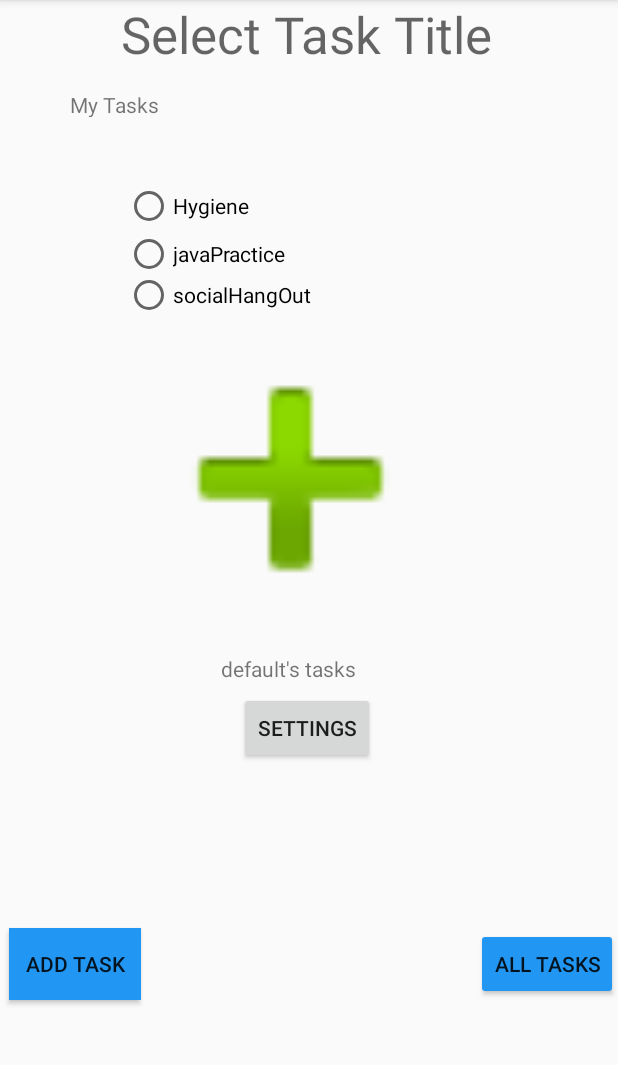
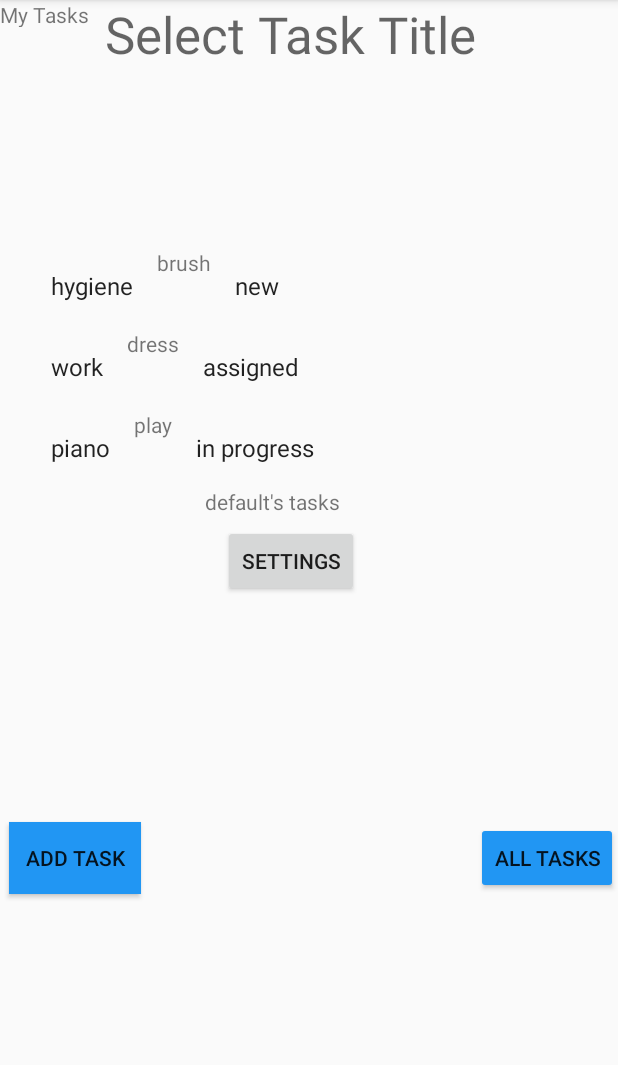
Before and after one commit to silasoyewale10/taskmaster, an Android app: the screen it shows after launch (MainActivity), on a phone screen of 412 x 824 dp, the part 84-1149 px from its top. Run offline under Robolectric (Android 15) with nearby library versions, the phone set to English and light mode, and no system bars.

Commit message:
done with lab. screen shot included

```diff
--- a/app/build.gradle
+++ b/app/build.gradle
@@ -24,6 +24,8 @@ dependencies {
     implementation 'androidx.appcompat:appcompat:1.0.2'
     implementation 'androidx.constraintlayout:constraintlayout:1.1.3'
     implementation 'com.google.android.material:material:1.0.0'
+    implementation 'androidx.legacy:legacy-support-v4:1.0.0'
+    implementation 'androidx.recyclerview:recyclerview:1.0.0'
     testImplementation 'junit:junit:4.12'
     androidTestImplementation 'androidx.test.ext:junit:1.1.0'
     androidTestImplementation 'androidx.test.espresso:espresso-core:3.1.1'
--- /dev/null
+++ b/app/src/main/java/com/example/taskmaster/MyTaskRecyclerViewAdapter.java
@@ -0,0 +1,111 @@
+package com.example.taskmaster;
+
+import androidx.recyclerview.widget.RecyclerView;
+
+import android.content.Context;
+import android.content.Intent;
+import android.util.Log;
+import android.view.LayoutInflater;
+import android.view.View;
+import android.view.ViewGroup;
+import android.widget.TextView;
+
+import com.example.taskmaster.TaskFragment.OnListFragmentInteractionListener;
+import com.example.taskmaster.dummy.DummyContent.DummyItem;
+
+import java.util.List;
+
+/**
+ * {@link RecyclerView.Adapter} that can display a {@link DummyItem} and makes a call to the
+ * specified {@link OnListFragmentInteractionListener}.
+ * TODO: Replace the implementation with code for your data type.
+ */
+public class MyTaskRecyclerViewAdapter extends RecyclerView.Adapter<MyTaskRecyclerViewAdapter.ViewHolder> {
+static final String TAG = "mnf.ViewAdapter";
+    private final List<Tasks> mValues;
+    private final OnListFragmentInteractionListener mListener;
+    public View vv ;
+
+    public MyTaskRecyclerViewAdapter(List<Tasks> items, OnListFragmentInteractionListener listener) {
+        mValues = items;
+        mListener = listener;
+    }
+
+    @Override
+    public ViewHolder onCreateViewHolder(ViewGroup parent, int viewType) {
+        View view = LayoutInflater.from(parent.getContext())
+                .inflate(R.layout.fragment_task, parent, false);
+        return new ViewHolder(view);
+    }
+
+    @Override
+    public void onBindViewHolder(final ViewHolder holder, int position) {
+        holder.mItem = mValues.get(position);
+        holder.mTitleView.setText(mValues.get(position).getTitle());
+        holder.mBodyView.setText(mValues.get(position).getBody());
+
+        holder.mStateView.setText(mValues.get(position).getState());
+
+
+        holder.mView.setOnClickListener(new View.OnClickListener() {
+            @Override
+            public void onClick(View v) {
+                Log.i(TAG, "it was clicked");
+                Context context = vv.getContext();
+                Intent gotoTaskdetailPage = new Intent(context, TaskDetail.class);
+
+
+                gotoTaskdetailPage.putExtra("title", holder.mItem.title);
+
+
+                gotoTaskdetailPage.putExtra("body", holder.mItem.body);
+                gotoTaskdetailPage.putExtra("state", holder.mItem.state);
+
+
+
+                context.startActivity((gotoTaskdetailPage));
+//                        Intent gotoTaskDetailPage = new Intent(MainActivity.this, TaskDetail.class);
+
+
+//                if (null != mListener) {
+//                    // Notify the active callbacks interface (the activity, if the
+//                    // fragment is attached to one) that an item has been selected.
+//                    mListener.onListFragmentInteraction(holder.mItem);
+//                }
+            }
+        });
+    }
+
+    @Override
+    public int getItemCount() {
+        return mValues.size();
+    }
+
+    public class ViewHolder extends RecyclerView.ViewHolder {
+        public final View mView;
+        public final TextView mTitleView;
+
+        public final TextView mBodyView;
+
+        public final TextView mStateView;
+
+
+        public Tasks mItem;
+
+        public ViewHolder(View view) {
+            super(view);
+            mView = view;
+            vv = view;
+            mTitleView = (TextView) view.findViewById(R.id.title);
+            mBodyView = view.findViewById(R.id.body);
+            mStateView = (TextView) view.findViewById(R.id.state);
+
+
+        }
+
+        @Override
+        public String toString() {
+            return super.toString() + " '" + mStateView.getText() + "'";
+        }
+    }
+}
--- /dev/null
+++ b/app/src/main/java/com/example/taskmaster/TaskFragment.java
@@ -0,0 +1,128 @@
+package com.example.taskmaster;
+
+import android.content.Context;
+import android.os.Bundle;
+
+import androidx.fragment.app.Fragment;
+import androidx.recyclerview.widget.GridLayoutManager;
+import androidx.recyclerview.widget.LinearLayoutManager;
+import androidx.recyclerview.widget.RecyclerView;
+
+import android.view.LayoutInflater;
+import android.view.View;
+import android.view.ViewGroup;
+
+import com.example.taskmaster.dummy.DummyContent;
+import com.example.taskmaster.dummy.DummyContent.DummyItem;
+
+import java.util.ArrayList;
+import java.util.List;
+
+/**
+ * A fragment representing a list of Items.
+ * <p/>
+ * Activities containing this fragment MUST implement the {@link OnListFragmentInteractionListener}
+ * interface.
+ */
+public class TaskFragment extends Fragment {
+
+    // TODO: Customize parameter argument names
+    private static final String ARG_COLUMN_COUNT = "column-count";
+    // TODO: Customize parameters
+    private int mColumnCount = 1;
+    private OnListFragmentInteractionListener mListener;
+
+    /**
+     * Mandatory empty constructor for the fragment manager to instantiate the
+     * fragment (e.g. upon screen orientation changes).
+     */
+    public TaskFragment() {
+    }
+
+    // TODO: Customize parameter initialization
+    @SuppressWarnings("unused")
+    public static TaskFragment newInstance(int columnCount) {
+        TaskFragment fragment = new TaskFragment();
+        Bundle args = new Bundle();
+        args.putInt(ARG_COLUMN_COUNT, columnCount);
+        fragment.setArguments(args);
+        return fragment;
+    }
+
+    @Override
+    public void onCreate(Bundle savedInstanceState) {
+        super.onCreate(savedInstanceState);
+
+        if (getArguments() != null) {
+            mColumnCount = getArguments().getInt(ARG_COLUMN_COUNT);
+        }
+    }
+
+    @Override
+    public View onCreateView(LayoutInflater inflater, ViewGroup container,
+                             Bundle savedInstanceState) {
+        View view = inflater.inflate(R.layout.fragment_task_list, container, false);
+
+        // Set the adapter
+        if (view instanceof RecyclerView) {
+            Context context = view.getContext();
+            RecyclerView recyclerView = (RecyclerView) view;
+            if (mColumnCount <= 1) {
+                recyclerView.setLayoutManager(new LinearLayoutManager(context));
+            } else {
+                recyclerView.setLayoutManager(new GridLayoutManager(context, mColumnCount));
+            }
+            List<Tasks> listOfTasks = new ArrayList<>();
+            listOfTasks.add(new Tasks("hygiene", "brush", "new"));
+            listOfTasks.add(new Tasks("work", "dress", "assigned"));
+            listOfTasks.add(new Tasks("piano", "play", "in progress"));
+            listOfTasks.add(new Tasks("guitar", "string", "complete"));
+            listOfTasks.add(new Tasks("java", "brush", "new"));
+            listOfTasks.add(new Tasks("dishes", "play", "in progress"));
+            listOfTasks.add(new Tasks("cook", "well", "new"));
+            listOfTasks.add(new Tasks("play", "brush", "complete"));
+            listOfTasks.add(new Tasks("socialize", "string", "in progress"));
+            listOfTasks.add(new Tasks("eat", "brush", "assigned"));
+            listOfTasks.add(new Tasks("sleep", "play", "in progress"));
+            listOfTasks.add(new Tasks("work", "well", "assigned"));
+            listOfTasks.add(new Tasks("java", "string", "complete"));
+            listOfTasks.add(new Tasks("work", "brush", "new"));
+
+            recyclerView.setAdapter(new MyTaskRecyclerViewAdapter(listOfTasks, null));
+        }
+        return view;
+    }
+
+
+    @Override
+    public void onAttach(Context context) {
+        super.onAttach(context);
+        if (context instanceof OnListFragmentInteractionListener) {
+            mListener = (OnListFragmentInteractionListener) context;
+        } else {
+//            throw new RuntimeException(context.toString()
+//                    + " must implement OnListFragmentInteractionListener");
+        }
+    }
+
+    @Override
+    public void onDetach() {
+        super.onDetach();
+        mListener = null;
+    }
+
+    /**
+     * This interface must be implemented by activities that contain this
+     * fragment to allow an interaction in this fragment to be communicated
+     * to the activity and potentially other fragments contained in that
+     * activity.
+     * <p/>
+     * See the Android Training lesson <a href=
+     * "http://developer.android.com/training/basics/fragments/communicating.html"
+     * >Communicating with Other Fragments</a> for more information.
+     */
+    public interface OnListFragmentInteractionListener {
+        // TODO: Update argument type and name
+        void onListFragmentInteraction(DummyItem item);
+    }
+}
--- /dev/null
+++ b/app/src/main/java/com/example/taskmaster/Tasks.java
@@ -0,0 +1,39 @@
+package com.example.taskmaster;
+
+class Tasks {
+    String title;
+    String body;
+    String state;
+
+    public Tasks(String title, String body, String state) {
+        this.title = title;
+        this.body = body;
+        this.state = state;
+    }
+
+    public String getTitle() {
+        return title;
+    }
+
+    public void setTitle(String title) {
+        this.title = title;
+    }
+
+    public String getBody() {
+        return body;
+    }
+
+    public void setBody(String body) {
+        this.body = body;
+    }
+
+    public String getState() {
+        return state;
+    }
+
+    public void setState(String state) {
+        this.state = state;
+    }
+
+
+}
--- a/app/src/main/res/layout/activity_main.xml
+++ b/app/src/main/res/layout/activity_main.xml
@@ -5,20 +5,6 @@
     android:layout_width="match_parent"
     android:layout_height="match_parent"
     tools:context=".MainActivity">
-
-    <TextView
-        android:id="@+id/textView"
-        android:layout_width="102dp"
-        android:layout_height="18dp"
-        android:text="My Tasks"
-        app:layout_constraintBottom_toBottomOf="parent"
-        app:layout_constraintEnd_toEndOf="parent"
-        app:layout_constraintHorizontal_bias="0.15"
-        app:layout_constraintLeft_toLeftOf="parent"
-        app:layout_constraintRight_toRightOf="parent"
-        app:layout_constraintStart_toStartOf="parent"
-        app:layout_constraintTop_toTopOf="parent"
-        app:layout_constraintVertical_bias="0.07999998" />
 
     <Button
         android:id="@+id/button3"
@@ -49,22 +35,10 @@
 
     <androidx.constraintlayout.widget.ConstraintLayout
         android:id="@+id/constraintLayout2"
-        android:layout_width="409dp"
-        android:layout_height="549dp"
+        android:layout_width="388dp"
+        android:layout_height="408dp"
         tools:layout_editor_absoluteX="1dp"
         tools:layout_editor_absoluteY="77dp">
-
-        <ImageView
-            android:id="@+id/imageView2"
-            android:layout_width="235dp"
-            android:layout_height="224dp"
-            app:layout_constraintBottom_toBottomOf="parent"
-            app:layout_constraintEnd_toEndOf="parent"
-            app:layout_constraintHorizontal_bias="0.435"
-            app:layout_constraintStart_toStartOf="parent"
-            app:layout_constraintTop_toTopOf="parent"
-            app:layout_constraintVertical_bias="0.637"
-            app:srcCompat="@android:drawable/ic_input_add" />
 
         <TextView
             android:id="@+id/textView3"
@@ -76,33 +50,6 @@
             app:layout_constraintStart_toStartOf="parent"
             tools:layout_editor_absoluteY="21dp" />
 
-        <RadioGroup
-            android:id="@+id/tasksRadioGroup"
-            android:layout_width="243dp"
-            android:layout_height="86dp"
-            app:layout_constraintBottom_toTopOf="@+id/imageView2"
-            app:layout_constraintEnd_toEndOf="parent"
-            app:layout_constraintStart_toStartOf="parent">
-
-            <RadioButton
-                android:id="@+id/hygieneRadioButton"
-                android:layout_width="match_parent"
-                android:layout_height="wrap_content"
-                android:text="Hygiene" />
-
-            <RadioButton
-                android:id="@+id/javaPracticeRadioButton"
-                android:layout_width="match_parent"
-                android:layout_height="wrap_content"
-                android:text="javaPractice" />
-
-            <RadioButton
-                android:id="@+id/socialHangOutRadioButton"
-                android:layout_width="match_parent"
-                android:layout_height="wrap_content"
-                android:text="socialHangOut" />
-        </RadioGroup>
-
         <Button
             android:id="@+id/button2"
             android:layout_width="wrap_content"
@@ -111,8 +58,7 @@
             android:text="Settings"
             app:layout_constraintBottom_toBottomOf="parent"
             app:layout_constraintEnd_toEndOf="parent"
-            app:layout_constraintStart_toStartOf="parent"
-            app:layout_constraintTop_toBottomOf="@+id/imageView2" />
+            app:layout_constraintStart_toStartOf="parent" />
 
         <TextView
             android:id="@+id/textView4"
@@ -123,6 +69,23 @@
             app:layout_constraintEnd_toEndOf="parent"
             app:layout_constraintStart_toStartOf="parent" />
 
+        <TextView
+            android:id="@+id/textView"
+            android:layout_width="102dp"
+            android:layout_height="18dp"
+            android:text="My Tasks"
+            app:layout_constraintStart_toStartOf="parent"
+            app:layout_constraintTop_toTopOf="parent" />
+
+        <fragment
+            android:id="@+id/fragment"
+            android:name="com.example.taskmaster.TaskFragment"
+            android:layout_width="352dp"
+            android:layout_height="161dp"
+            app:layout_constraintBottom_toTopOf="@+id/textView4"
+            app:layout_constraintEnd_toEndOf="parent"
+            app:layout_constraintStart_toStartOf="parent" />
+
     </androidx.constraintlayout.widget.ConstraintLayout>
 
 </androidx.constraintlayout.widget.ConstraintLayout>
--- /dev/null
+++ b/app/src/main/res/layout/fragment_task.xml
@@ -0,0 +1,28 @@
+<?xml version="1.0" encoding="utf-8"?>
+<LinearLayout xmlns:android="http://schemas.android.com/apk/res/android"
+    android:layout_width="wrap_content"
+    android:layout_height="wrap_content"
+    android:orientation="horizontal">
+
+    <TextView
+        android:id="@+id/title"
+        android:layout_width="wrap_content"
+        android:layout_height="wrap_content"
+        android:layout_margin="@dimen/text_margin"
+        android:textAppearance="?attr/textAppearanceListItem" />
+
+    <TextView
+        android:id="@+id/body"
+        android:layout_width="0dp"
+        android:layout_height="wrap_content"
+        android:layout_weight="1"
+        android:text="TextView" />
+
+    <TextView
+        android:id="@+id/state"
+        android:layout_width="wrap_content"
+        android:layout_height="wrap_content"
+        android:layout_margin="@dimen/text_margin"
+        android:textAppearance="?attr/textAppearanceListItem" />
+
+</LinearLayout>
--- /dev/null
+++ b/app/src/main/res/layout/fragment_task_list.xml
@@ -0,0 +1,13 @@
+<?xml version="1.0" encoding="utf-8"?>
+<androidx.recyclerview.widget.RecyclerView xmlns:android="http://schemas.android.com/apk/res/android"
+    xmlns:app="http://schemas.android.com/apk/res-auto"
+    xmlns:tools="http://schemas.android.com/tools"
+    android:id="@+id/list"
+    android:name="com.example.taskmaster.TaskFragment"
+    android:layout_width="match_parent"
+    android:layout_height="match_parent"
+    android:layout_marginLeft="16dp"
+    android:layout_marginRight="16dp"
+    app:layoutManager="LinearLayoutManager"
+    tools:context=".TaskFragment"
+    tools:listitem="@layout/fragment_task" />
--- a/app/src/main/res/values/dimens.xml
+++ b/app/src/main/res/values/dimens.xml
@@ -1,3 +1,4 @@
 <resources>
     <dimen name="fab_margin">16dp</dimen>
+    <dimen name="text_margin">16dp</dimen>
 </resources>
```
Also changed, not shown: app/src/main/java/com/example/taskmaster/MainActivity.java (+38 -29 lines), app/src/main/java/com/example/taskmaster/TaskDetail.java (+5 -3 lines), app/src/main/java/com/example/taskmaster/dummy/DummyContent.java (added, +72 -0 lines), 1 other file.
